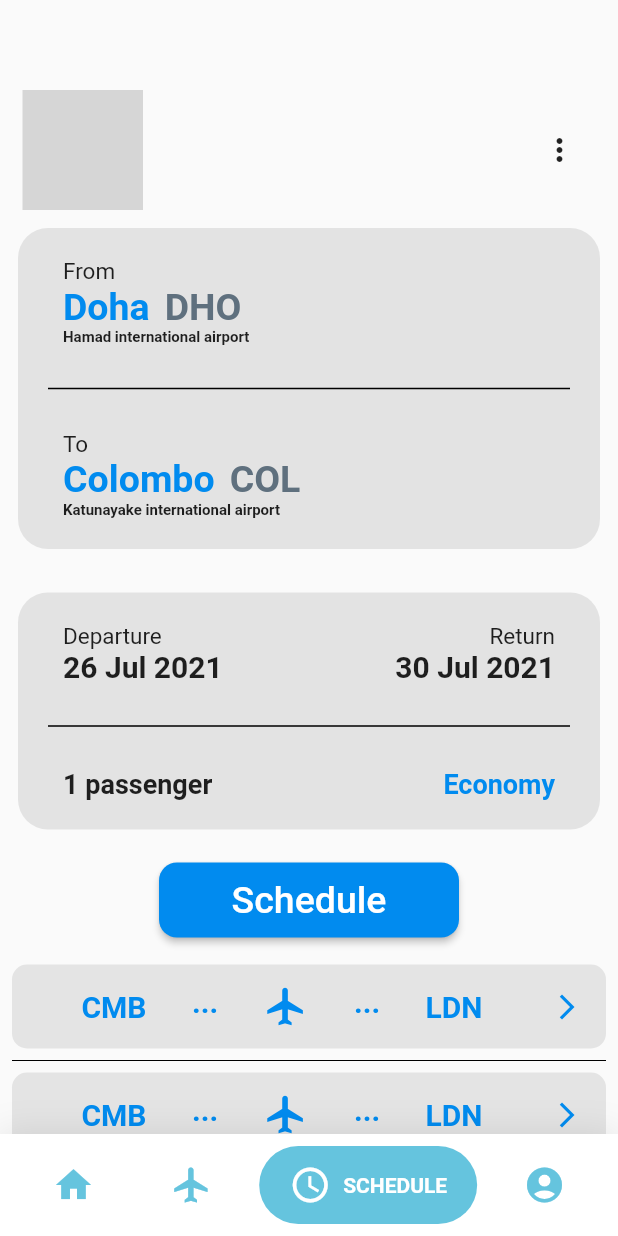
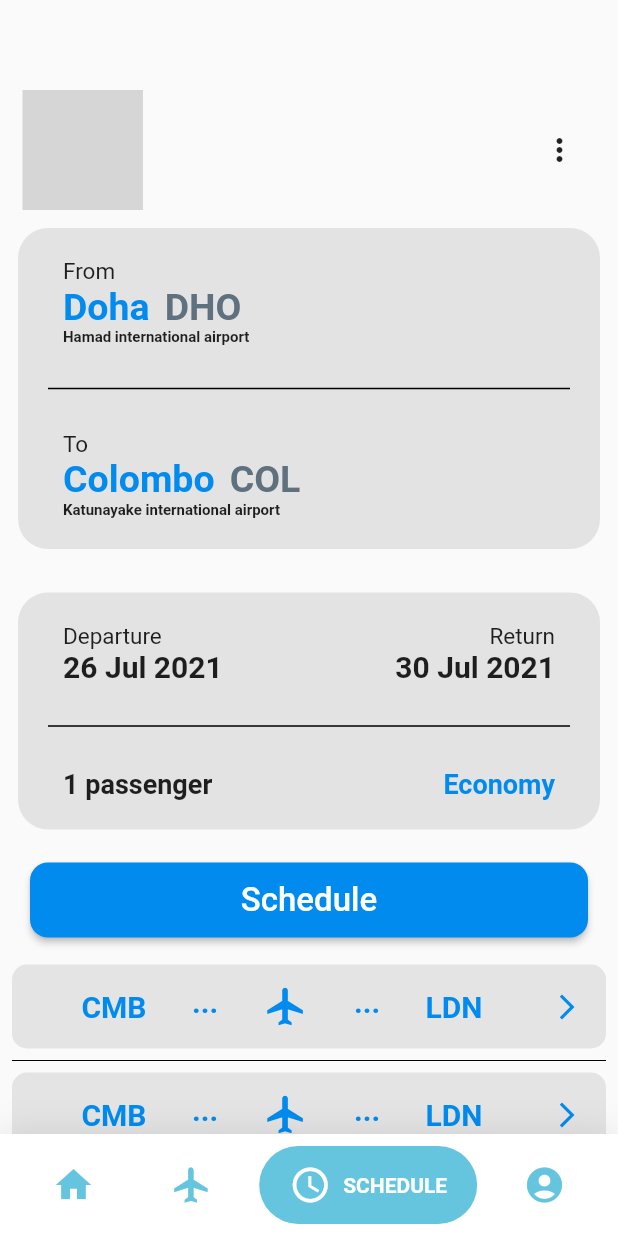
Before and after one commit to Y3S2-Assignment-Group/Srilankan-Airlines-Frontend, a Flutter app: the scheduleTrips screen opened by its route, on a phone screen of 412 x 824 dp. Run offline on Flutter 3.47's test engine with Material 2 defaults, Android fonts, the phone set to English and light mode, and no system bars; drawn by our look-alikes of google_nav_bar; our stand-ins replace carousel_slider, flutter_rating_bar, flutter_svg, font_awesome_flutter, lottie; grey boxes are pictures that could not be loaded.

Commit message:
Done Updates

```diff
--- a/lib/screens/scheduleTrips/scheduleTrips.dart
+++ b/lib/screens/scheduleTrips/scheduleTrips.dart
@@ -254,6 +254,7 @@ class _scheduleTripsState extends State<scheduleTrips> {
               ),
               Container(
                 height: 50,
+                padding: const EdgeInsets.only(left: 20, right: 20),
                 child: Material(
                   elevation: 2,
                   color: color.AppColor.buttonColor,
@@ -262,13 +263,13 @@ class _scheduleTripsState extends State<scheduleTrips> {
                     onPressed: () {
                       Navigator.pushNamed(context, '/mytrips');
                     },
-                    minWidth: 200.0,
+                    minWidth: MediaQuery.of(context).size.width,
                     height: 45.0,
                     child: Text(
                       "Schedule",
                       style: TextStyle(
                           color: color.AppColor.buttonTextColor,
-                          fontSize: 25.0),
+                          fontSize: 22.0),
                     ),
                   ),
                 ),
```
